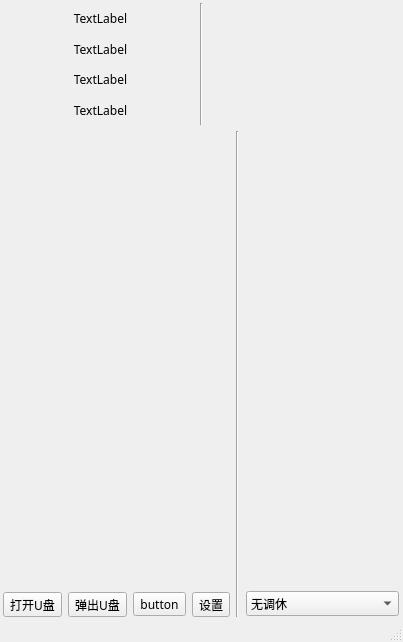
Old version of the form ui/mainwindow.ui in the repository Return-Log/Education-Clock.
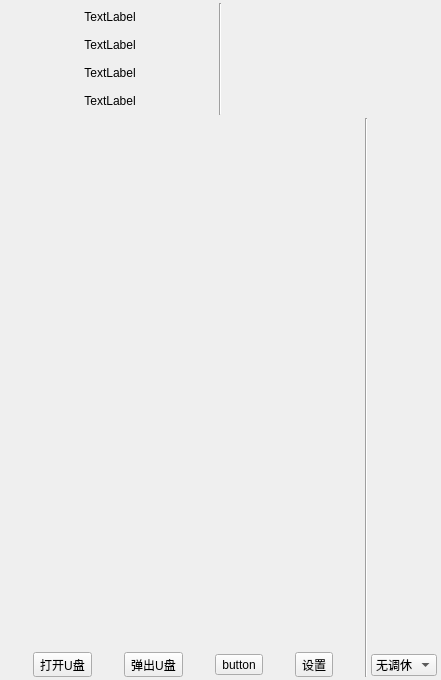
New version of the form. Icons and pictures are not drawn.

Diff of the .ui file:
```diff
--- a/ui/mainwindow.ui
+++ b/ui/mainwindow.ui
@@ -9,15 +9,10 @@
    <rect>
     <x>0</x>
     <y>0</y>
-    <width>403</width>
-    <height>642</height>
+    <width>432</width>
+    <height>680</height>
    </rect>
   </property>
-  <property name="font">
-   <font>
-    <family>凤凰点阵体 16px</family>
-   </font>
-  </property>
   <property name="windowTitle">
    <string>Education-Clock</string>
   </property>
@@ -28,9 +23,9 @@
      <verstretch>0</verstretch>
     </sizepolicy>
    </property>
-   <layout class="QVBoxLayout" name="verticalLayout_3" stretch="1,4">
+   <layout class="QVBoxLayout" name="verticalLayout_3" stretch="1,5">
     <property name="spacing">
-     <number>6</number>
+     <number>3</number>
     </property>
     <property name="sizeConstraint">
      <enum>QLayout::SetDefaultConstraint</enum>
@@ -61,6 +56,9 @@
          <property name="spacing">
           <number>0</number>
          </property>
+         <property name="sizeConstraint">
+          <enum>QLayout::SetDefaultConstraint</enum>
+         </property>
          <property name="leftMargin">
           <number>0</number>
          </property>
@@ -75,6 +73,12 @@
          </property>
          <item>
           <widget class="QLabel" name="label">
+           <property name="frameShape">
+            <enum>QFrame::NoFrame</enum>
+           </property>
+           <property name="frameShadow">
+            <enum>QFrame::Sunken</enum>
+           </property>
            <property name="text">
             <string>TextLabel</string>
            </property>
@@ -129,12 +133,49 @@
      </layout>
     </item>
     <item>
-     <layout class="QHBoxLayout" name="horizontalLayout" stretch="6,1,2">
+     <layout class="QHBoxLayout" name="horizontalLayout" stretch="10,1,2">
+      <property name="spacing">
+       <number>2</number>
+      </property>
+      <property name="sizeConstraint">
+       <enum>QLayout::SetDefaultConstraint</enum>
+      </property>
       <item>
-       <layout class="QVBoxLayout" name="verticalLayout" stretch="1,0">
+       <layout class="QVBoxLayout" name="verticalLayout" stretch="100,1">
         <item>
          <widget class="QWidget" name="widget" native="true">
-          <layout class="QVBoxLayout" name="verticalLayout_5"/>
+          <property name="sizePolicy">
+           <sizepolicy hsizetype="Preferred" vsizetype="Preferred">
+            <horstretch>0</horstretch>
+            <verstretch>0</verstretch>
+           </sizepolicy>
+          </property>
+          <property name="minimumSize">
+           <size>
+            <width>360</width>
+            <height>500</height>
+           </size>
+          </property>
+          <layout class="QVBoxLayout" name="verticalLayout_5">
+           <property name="spacing">
+            <number>0</number>
+           </property>
+           <property name="sizeConstraint">
+            <enum>QLayout::SetDefaultConstraint</enum>
+           </property>
+           <property name="leftMargin">
+            <number>0</number>
+           </property>
+           <property name="topMargin">
+            <number>0</number>
+           </property>
+           <property name="rightMargin">
+            <number>0</number>
+           </property>
+           <property name="bottomMargin">
+            <number>0</number>
+           </property>
+          </layout>
          </widget>
         </item>
         <item>
@@ -306,17 +347,6 @@
     </item>
    </layout>
   </widget>
-  <widget class="QMenuBar" name="menubar">
-   <property name="geometry">
-    <rect>
-     <x>0</x>
-     <y>0</y>
-     <width>403</width>
-     <height>18</height>
-    </rect>
-   </property>
-  </widget>
-  <widget class="QStatusBar" name="statusbar"/>
  </widget>
  <resources/>
  <connections/>
```
Left out of the diff: 4 changed lines with no effect on the pictures.
